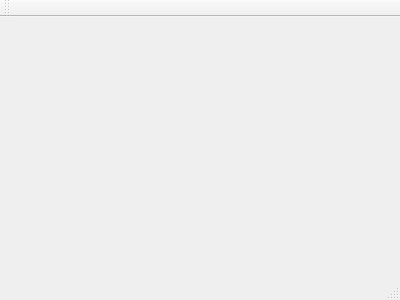
Old version of the form mainwindow.ui in the repository sultanko/cpp2014.
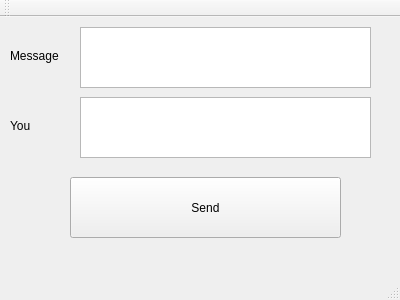
New version of the form.

```diff
--- a/mainwindow.ui
+++ b/mainwindow.ui
@@ -12,13 +12,88 @@
   <property name="windowTitle" >
    <string>MainWindow</string>
   </property>
-  <widget class="QMenuBar" name="menuBar" />
-  <widget class="QToolBar" name="mainToolBar" />
-  <widget class="QWidget" name="centralWidget" />
-  <widget class="QStatusBar" name="statusBar" />
+  <widget class="QWidget" name="centralWidget">
+   <widget class="QTextEdit" name="textEdit">
+    <property name="geometry">
+     <rect>
+      <x>80</x>
+      <y>80</y>
+      <width>291</width>
+      <height>61</height>
+     </rect>
+    </property>
+   </widget>
+   <widget class="QPushButton" name="pushButton">
+    <property name="geometry">
+     <rect>
+      <x>70</x>
+      <y>160</y>
+      <width>271</width>
+      <height>61</height>
+     </rect>
+    </property>
+    <property name="text">
+     <string>Send</string>
+    </property>
+   </widget>
+   <widget class="QTextBrowser" name="textBrowser">
+    <property name="geometry">
+     <rect>
+      <x>80</x>
+      <y>10</y>
+      <width>291</width>
+      <height>61</height>
+     </rect>
+    </property>
+   </widget>
+   <widget class="QLabel" name="label">
+    <property name="geometry">
+     <rect>
+      <x>10</x>
+      <y>100</y>
+      <width>67</width>
+      <height>17</height>
+     </rect>
+    </property>
+    <property name="text">
+     <string>You</string>
+    </property>
+   </widget>
+   <widget class="QLabel" name="label_2">
+    <property name="geometry">
+     <rect>
+      <x>10</x>
+      <y>30</y>
+      <width>67</width>
+      <height>17</height>
+     </rect>
+    </property>
+    <property name="text">
+     <string>Message</string>
+    </property>
+   </widget>
+  </widget>
+  <widget class="QMenuBar" name="menuBar">
+   <property name="geometry">
+    <rect>
+     <x>0</x>
+     <y>0</y>
+     <width>400</width>
+     <height>25</height>
+    </rect>
+   </property>
+  </widget>
+  <widget class="QToolBar" name="mainToolBar">
+   <attribute name="toolBarArea">
+    <enum>TopToolBarArea</enum>
+   </attribute>
+   <attribute name="toolBarBreak">
+    <bool>false</bool>
+   </attribute>
+  </widget>
+  <widget class="QStatusBar" name="statusBar"/>
  </widget>
- <layoutDefault spacing="6" margin="11" />
- <pixmapfunction></pixmapfunction>
+ <layoutdefault spacing="6" margin="11"/>
  <resources/>
  <connections/>
 </ui>
```
Left out of the diff: 7 changed lines with no effect on the pictures.
